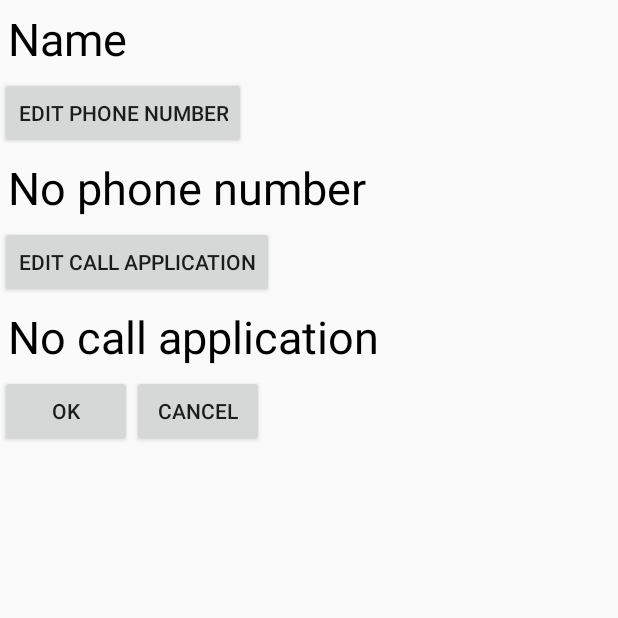
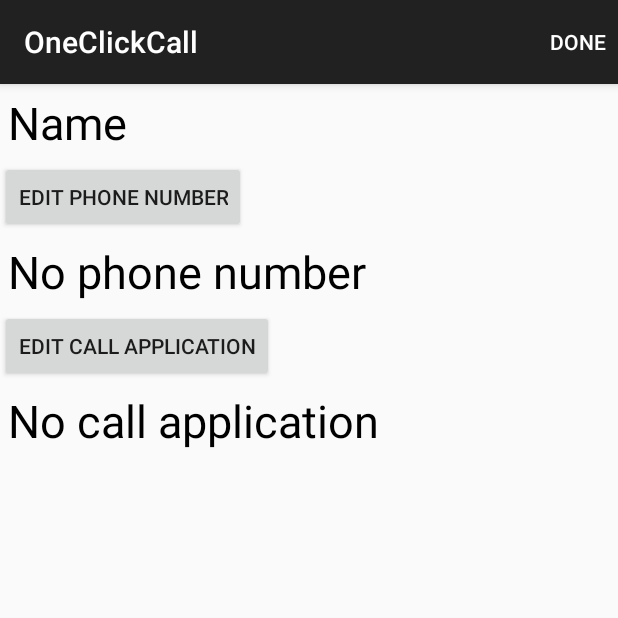
Before and after one commit to irinabelenki/OneClickCall_AS, an Android app: the ShortcutActivity screen opened directly, with no data from a screen before it, on a phone screen of 412 x 824 dp, the top half of it. Run offline under Robolectric (Android 15) with nearby library versions, the phone set to English and light mode, and no system bars; 1 statement that could not run was skipped.

Commit message:
ShortcutActivity: buttons OK and Cancel were  removed, Action item Done was added

```diff
--- a/app/src/main/java/com/example/oneclickcall/ShortcutActivity.java
+++ b/app/src/main/java/com/example/oneclickcall/ShortcutActivity.java
@@ -14,7 +14,10 @@ import android.graphics.drawable.Drawable;
 import android.net.Uri;
 import android.os.Bundle;
 import android.provider.ContactsContract;
+import android.support.v7.app.ActionBarActivity;
 import android.util.Log;
+import android.view.Menu;
+import android.view.MenuItem;
 import android.view.View;
 import android.widget.Button;
 import android.widget.SimpleCursorAdapter;
@@ -24,7 +27,7 @@ import android.widget.Toast;
 import java.util.ArrayList;
 import java.util.List;
 
-public class ShortcutActivity extends Activity implements
+public class ShortcutActivity extends ActionBarActivity implements
         LoaderManager.LoaderCallbacks<Cursor>  {
 
     TextView contactNameTextView;
@@ -32,8 +35,6 @@ public class ShortcutActivity extends Activity implements
     TextView callApplicationTextView;
     Button editPhoneNumberButton;
     Button editCallApplicationButton;
-    Button okButton;
-    Button cancelButton;
 
     private enum ACTION { CREATE, EDIT, ILLEGAL };
     private ACTION action = ACTION.ILLEGAL;
@@ -75,62 +76,6 @@ public class ShortcutActivity extends Activity implements
             @Override
             public void onClick(View v) {
                 showCallApplications();
-            }
-        });
-
-        okButton = (Button) findViewById(R.id.ok);
-        okButton.setOnClickListener(new View.OnClickListener() {
-
-            @Override
-            public void onClick(View v) {
-                switch(action) {
-                    case CREATE:
-                        if(selectedShortcutItem.isFilled()) {
-                            ShortcutEditor.addShortcut(ShortcutActivity.this,
-                                    selectedShortcutItem.getName(),
-                                    selectedShortcutItem.getPhone(),
-                                    selectedShortcutItem.getPackageName(),
-                                    selectedShortcutItem.getClassName());
-                            db.createShortcut(selectedShortcutItem);
-                        } else {
-                            Log.e(MainActivity.TAG, "Fill it!");
-                            Toast.makeText(ShortcutActivity.this, "Fill all shortcut fields", Toast.LENGTH_SHORT).show();
-                            //TODO not finish
-                        }
-                        break;
-                    case EDIT:
-                        ShortcutEditor.removeShortcut(ShortcutActivity.this,
-                                oldShortcutItem.getName(),
-                                oldShortcutItem.getPhone(),
-                                oldShortcutItem.getPackageName(),
-                                oldShortcutItem.getClassName());
-                        ShortcutEditor.addShortcut(ShortcutActivity.this,
-                                selectedShortcutItem.getName(),
-                                selectedShortcutItem.getPhone(),
-                                selectedShortcutItem.getPackageName(),
-                                selectedShortcutItem.getClassName());
-                        db.updateShortcut(selectedShortcutItem);
-                        break;
-                    case ILLEGAL:
-                        Log.e(MainActivity.TAG, "Illegal action");
-                        break;
-                }
-                Intent returnIntent = new Intent();
-                setResult(RESULT_OK, returnIntent);
-                Log.w(MainActivity.TAG, "ShortcutActivity finished with OK");
-                finish();
-            }
-        });
-
-        cancelButton = (Button) findViewById(R.id.cancel);
-        cancelButton.setOnClickListener(new View.OnClickListener() {
-
-            @Override
-            public void onClick(View v) {
-                Intent returnIntent = new Intent();
-                setResult(RESULT_CANCELED, returnIntent);
-                Log.w(MainActivity.TAG, "ShortcutActivity finished with CANCEL");
-                finish();
             }
         });
 
@@ -219,8 +164,8 @@ public class ShortcutActivity extends Activity implements
 
     private void showCallApplications() {
         final PackageManager packageManager = getPackageManager();
-        //Intent callIntent = new Intent(Intent.ACTION_CALL, null);
-        Intent callIntent = new Intent("android.intent.action.CALL_PRIVILEGED", null);
+        Intent callIntent = new Intent(Intent.ACTION_CALL, null);
+        //Intent callIntent = new Intent("android.intent.action.CALL_PRIVILEGED", null);
         callIntent.setData(Uri.parse("tel:" + "1234567890"));
         final List<ResolveInfo> resolveInfos = packageManager.queryIntentActivities(callIntent, 0);
 
@@ -275,4 +220,59 @@ public class ShortcutActivity extends Activity implements
             builder.show();
         }
     }
+
+    @Override
+    public boolean onCreateOptionsMenu(Menu menu) {
+        // Inflate the menu; this adds items to the action bar if it is present.
+        getMenuInflater().inflate(R.menu.shortcut, menu);
+        return true;
+    }
+
+    @Override
+    public boolean onOptionsItemSelected(MenuItem item) {
+        // Handle action bar item clicks here. The action bar will
+        // automatically handle clicks on the Home/Up button, so long
+        // as you specify a parent activity in AndroidManifest.xml.
+        int id = item.getItemId();
+        if (id == R.id.action_done) {
+            switch(action) {
+                case CREATE:
+                    if(selectedShortcutItem.isFilled()) {
+                        ShortcutEditor.addShortcut(ShortcutActivity.this,
+                                selectedShortcutItem.getName(),
+                                selectedShortcutItem.getPhone(),
+                                selectedShortcutItem.getPackageName(),
+                                selectedShortcutItem.getClassName());
+                        db.createShortcut(selectedShortcutItem);
+                    } else {
+                        Log.e(MainActivity.TAG, "Fill it!");
+                        Toast.makeText(ShortcutActivity.this, "Fill all shortcut fields", Toast.LENGTH_SHORT).show();
+                        //TODO not finish
+                    }
+                    break;
+                case EDIT:
+                    ShortcutEditor.removeShortcut(ShortcutActivity.this,
+                            oldShortcutItem.getName(),
+                            oldShortcutItem.getPhone(),
+                            oldShortcutItem.getPackageName(),
+                            oldShortcutItem.getClassName());
+                    ShortcutEditor.addShortcut(ShortcutActivity.this,
+                            selectedShortcutItem.getName(),
+                            selectedShortcutItem.getPhone(),
+                            selectedShortcutItem.getPackageName(),
+                            selectedShortcutItem.getClassName());
+                    db.updateShortcut(selectedShortcutItem);
+                    break;
+                case ILLEGAL:
+                    Log.e(MainActivity.TAG, "Illegal action");
+                    break;
+            }
+            Intent returnIntent = new Intent();
+            setResult(RESULT_OK, returnIntent);
+            Log.w(MainActivity.TAG, "ShortcutActivity finished with OK");
+            finish();
+        }
+        return super.onOptionsItemSelected(item);
+    }
+
 }
--- a/app/src/main/res/layout/shortcut_activity.xml
+++ b/app/src/main/res/layout/shortcut_activity.xml
@@ -45,25 +45,4 @@
         android:textColor="#000"
         android:textSize="30sp" />
 
-    <LinearLayout xmlns:android="http://schemas.android.com/apk/res/android"
-        xmlns:tools="http://schemas.android.com/tools"
-        android:layout_width="match_parent"
-        android:layout_height="match_parent"
-        android:orientation="horizontal"
-        android:layout_gravity="bottom">
-
-        <Button
-            android:id="@+id/ok"
-            android:layout_width="wrap_content"
-            android:layout_height="wrap_content"
-            android:text="Ok" />
-
-        <Button
-            android:id="@+id/cancel"
-            android:layout_width="wrap_content"
-            android:layout_height="wrap_content"
-            android:text="Cancel" />
-
-    </LinearLayout>
-
 </LinearLayout>
--- /dev/null
+++ b/app/src/main/res/menu/shortcut.xml
@@ -0,0 +1,12 @@
+<menu xmlns:android="http://schemas.android.com/apk/res/android"
+    xmlns:app="http://schemas.android.com/apk/res-auto"
+    xmlns:tools="http://schemas.android.com/tools"
+    tools:context="com.example.oneclickcall.ShortcutActivity" >
+
+    <item
+        android:id="@+id/action_done"
+        android:orderInCategory="1"
+        android:title="@string/action_done"
+        app:showAsAction="ifRoom"/>
+
+</menu>
--- a/app/src/main/res/values/strings.xml
+++ b/app/src/main/res/values/strings.xml
@@ -12,8 +12,9 @@
     <string name="shortcuts">Shortcuts</string>
     <string name="do_not_show_again">Do not show again</string>
     <string name="help">Help</string>
-    <string name="help_message">Next screen will show you list of contacts. Choose a contact, and you will receive list of contact phone numbers. Choose a phone number for your shortcut.</string>
+    <string name="help_message">Next screen will show you list of contacts. Choose a contact, and you will receive a list of contact phone numbers. Choose a phone number for your shortcut.</string>
     <string name="ok">OK</string>
     <string name="cancel">Cancel</string>
+    <string name="action_done">Done</string>
 
 </resources>
```
Also changed, not shown: app/src/main/java/com/example/oneclickcall/MainActivity.java (+0 -7 lines), 45 other files.
